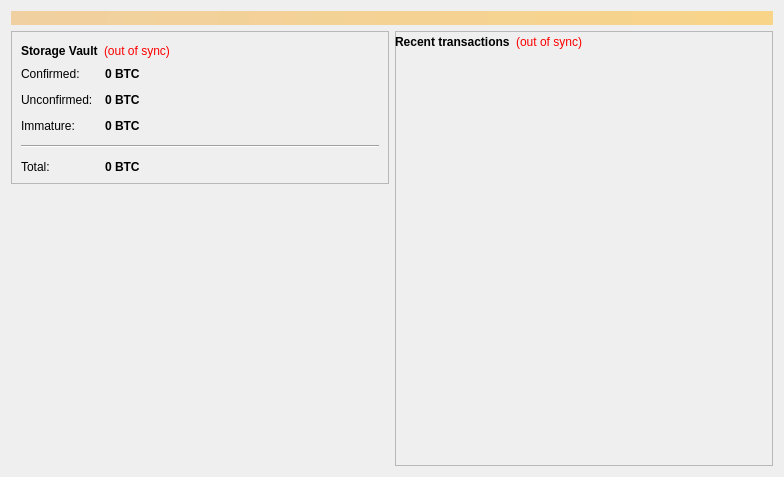
This is src/qt/forms/overviewpage.ui in unobtanium-official/Unobtanium as Qt 5 draws it before an edit. The edited form follows.
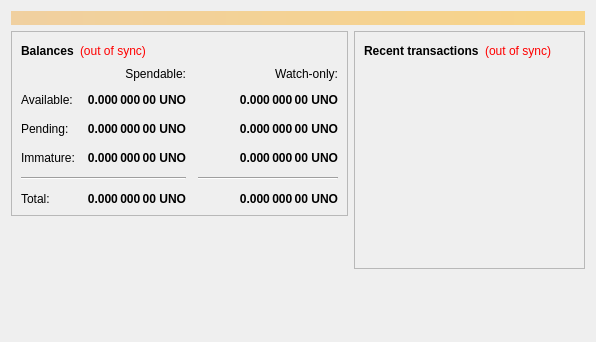
This is the edited form. Icons and pictures are not drawn.

```diff
--- a/src/qt/forms/overviewpage.ui
+++ b/src/qt/forms/overviewpage.ui
@@ -6,8 +6,8 @@
    <rect>
     <x>0</x>
     <y>0</y>
-    <width>784</width>
-    <height>477</height>
+    <width>596</width>
+    <height>342</height>
    </rect>
   </property>
   <property name="windowTitle">
@@ -54,7 +54,7 @@
                </font>
               </property>
               <property name="text">
-               <string>Storage Vault</string>
+               <string>Balances</string>
               </property>
              </widget>
             </item>
@@ -75,7 +75,7 @@
              </widget>
             </item>
             <item>
-             <spacer name="horizontalSpacer_2">
+             <spacer name="horizontalSpacer_3">
               <property name="orientation">
                <enum>Qt::Horizontal</enum>
               </property>
@@ -90,25 +90,12 @@
            </layout>
           </item>
           <item>
-           <layout class="QFormLayout" name="formLayout_2">
-            <property name="fieldGrowthPolicy">
-             <enum>QFormLayout::AllNonFixedFieldsGrow</enum>
-            </property>
-            <property name="horizontalSpacing">
+           <layout class="QGridLayout" name="gridLayout">
+            <property name="spacing">
              <number>12</number>
             </property>
-            <property name="verticalSpacing">
-             <number>12</number>
-            </property>
-            <item row="0" column="0">
-             <widget class="QLabel" name="label">
-              <property name="text">
-               <string>Confirmed:</string>
-              </property>
-             </widget>
-            </item>
-            <item row="0" column="1">
-             <widget class="QLabel" name="labelBalance">
+            <item row="2" column="2">
+             <widget class="QLabel" name="labelWatchPending">
               <property name="font">
                <font>
                 <weight>75</weight>
@@ -122,21 +109,17 @@
                <string>Your current spendable balance</string>
               </property>
               <property name="text">
-               <string notr="true">0 BTC</string>
+               <string notr="true">0.000 000 00 UNO</string>
+              </property>
+              <property name="alignment">
+               <set>Qt::AlignRight|Qt::AlignTrailing|Qt::AlignVCenter</set>
               </property>
               <property name="textInteractionFlags">
                <set>Qt::LinksAccessibleByMouse|Qt::TextSelectableByKeyboard|Qt::TextSelectableByMouse</set>
               </property>
              </widget>
             </item>
-            <item row="1" column="0">
-             <widget class="QLabel" name="label_3">
-              <property name="text">
-               <string>Unconfirmed:</string>
-              </property>
-             </widget>
-            </item>
-            <item row="1" column="1">
+            <item row="2" column="1">
              <widget class="QLabel" name="labelUnconfirmed">
               <property name="font">
                <font>
@@ -151,22 +134,18 @@
                <string>Total of transactions that have yet to be confirmed, and do not yet count toward the spendable balance</string>
               </property>
               <property name="text">
-               <string notr="true">0 BTC</string>
+               <string notr="true">0.000 000 00 UNO</string>
+              </property>
+              <property name="alignment">
+               <set>Qt::AlignRight|Qt::AlignTrailing|Qt::AlignVCenter</set>
               </property>
               <property name="textInteractionFlags">
                <set>Qt::LinksAccessibleByMouse|Qt::TextSelectableByKeyboard|Qt::TextSelectableByMouse</set>
               </property>
              </widget>
             </item>
-            <item row="2" column="0">
-             <widget class="QLabel" name="labelImmatureText">
-              <property name="text">
-               <string>Immature:</string>
-              </property>
-             </widget>
-            </item>
-            <item row="2" column="1">
-             <widget class="QLabel" name="labelImmature">
+            <item row="3" column="2">
+             <widget class="QLabel" name="labelWatchImmature">
               <property name="font">
                <font>
                 <weight>75</weight>
@@ -177,28 +156,95 @@
                <string>Mined balance that has not yet matured</string>
               </property>
               <property name="text">
-               <string notr="true">0 BTC</string>
+               <string notr="true">0.000 000 00 UNO</string>
+              </property>
+              <property name="alignment">
+               <set>Qt::AlignRight|Qt::AlignTrailing|Qt::AlignVCenter</set>
               </property>
               <property name="textInteractionFlags">
                <set>Qt::LinksAccessibleByMouse|Qt::TextSelectableByKeyboard|Qt::TextSelectableByMouse</set>
               </property>
              </widget>
             </item>
-            <item row="3" column="0" colspan="2">
+            <item row="4" column="0" colspan="2">
              <widget class="Line" name="line">
               <property name="orientation">
                <enum>Qt::Horizontal</enum>
               </property>
              </widget>
             </item>
-            <item row="4" column="0">
+            <item row="4" column="2">
+             <widget class="Line" name="lineWatchBalance">
+              <property name="sizePolicy">
+               <sizepolicy hsizetype="Preferred" vsizetype="Fixed">
+                <horstretch>0</horstretch>
+                <verstretch>0</verstretch>
+               </sizepolicy>
+              </property>
+              <property name="minimumSize">
+               <size>
+                <width>140</width>
+                <height>0</height>
+               </size>
+              </property>
+              <property name="orientation">
+               <enum>Qt::Horizontal</enum>
+              </property>
+             </widget>
+            </item>
+            <item row="5" column="0">
              <widget class="QLabel" name="labelTotalText">
               <property name="text">
                <string>Total:</string>
               </property>
              </widget>
             </item>
-            <item row="4" column="1">
+            <item row="3" column="1">
+             <widget class="QLabel" name="labelImmature">
+              <property name="font">
+               <font>
+                <weight>75</weight>
+                <bold>true</bold>
+               </font>
+              </property>
+              <property name="cursor">
+               <cursorShape>IBeamCursor</cursorShape>
+              </property>
+              <property name="toolTip">
+               <string>Mined balance that has not yet matured</string>
+              </property>
+              <property name="text">
+               <string notr="true">0.000 000 00 UNO</string>
+              </property>
+              <property name="alignment">
+               <set>Qt::AlignRight|Qt::AlignTrailing|Qt::AlignVCenter</set>
+              </property>
+              <property name="textInteractionFlags">
+               <set>Qt::LinksAccessibleByMouse|Qt::TextSelectableByKeyboard|Qt::TextSelectableByMouse</set>
+              </property>
+             </widget>
+            </item>
+            <item row="2" column="3">
+             <spacer name="horizontalSpacer_2">
+              <property name="orientation">
+               <enum>Qt::Horizontal</enum>
+              </property>
+              <property name="sizeHint" stdset="0">
+               <size>
+                <width>40</width>
+                <height>20</height>
+               </size>
+              </property>
+             </spacer>
+            </item>
+            <item row="3" column="0">
+             <widget class="QLabel" name="labelImmatureText">
+              <property name="text">
+               <string>Immature:</string>
+              </property>
+             </widget>
+            </item>
+            <item row="5" column="1">
              <widget class="QLabel" name="labelTotal">
               <property name="font">
                <font>
@@ -213,13 +259,125 @@
                <string>Your current total balance</string>
               </property>
               <property name="text">
-               <string notr="true">0 BTC</string>
+               <string notr="true">0.000 000 00 UNO</string>
               </property>
+              <property name="alignment">
+               <set>Qt::AlignRight|Qt::AlignTrailing|Qt::AlignVCenter</set>
+              </property>
               <property name="textInteractionFlags">
                <set>Qt::LinksAccessibleByMouse|Qt::TextSelectableByKeyboard|Qt::TextSelectableByMouse</set>
               </property>
              </widget>
             </item>
+            <item row="5" column="2">
+             <widget class="QLabel" name="labelWatchTotal">
+              <property name="font">
+               <font>
+                <weight>75</weight>
+                <bold>true</bold>
+               </font>
+              </property>
+              <property name="cursor">
+               <cursorShape>IBeamCursor</cursorShape>
+              </property>
+              <property name="toolTip">
+               <string>Current total balance in watch-only addresses</string>
+              </property>
+              <property name="text">
+               <string notr="true">0.000 000 00 UNO</string>
+              </property>
+              <property name="alignment">
+               <set>Qt::AlignRight|Qt::AlignTrailing|Qt::AlignVCenter</set>
+              </property>
+              <property name="textInteractionFlags">
+               <set>Qt::LinksAccessibleByMouse|Qt::TextSelectableByKeyboard|Qt::TextSelectableByMouse</set>
+              </property>
+             </widget>
+            </item>
+            <item row="0" column="2">
+             <widget class="QLabel" name="labelWatchonly">
+              <property name="text">
+               <string>Watch-only:</string>
+              </property>
+              <property name="alignment">
+               <set>Qt::AlignRight|Qt::AlignTrailing|Qt::AlignVCenter</set>
+              </property>
+             </widget>
+            </item>
+            <item row="1" column="0">
+             <widget class="QLabel" name="labelBalanceText">
+              <property name="text">
+               <string>Available:</string>
+              </property>
+             </widget>
+            </item>
+            <item row="1" column="1">
+             <widget class="QLabel" name="labelBalance">
+              <property name="font">
+               <font>
+                <weight>75</weight>
+                <bold>true</bold>
+               </font>
+              </property>
+              <property name="cursor">
+               <cursorShape>IBeamCursor</cursorShape>
+              </property>
+              <property name="toolTip">
+               <string>Your current spendable balance</string>
+              </property>
+              <property name="text">
+               <string notr="true">0.000 000 00 UNO</string>
+              </property>
+              <property name="alignment">
+               <set>Qt::AlignRight|Qt::AlignTrailing|Qt::AlignVCenter</set>
+              </property>
+              <property name="textInteractionFlags">
+               <set>Qt::LinksAccessibleByMouse|Qt::TextSelectableByKeyboard|Qt::TextSelectableByMouse</set>
+              </property>
+             </widget>
+            </item>
+            <item row="1" column="2">
+             <widget class="QLabel" name="labelWatchAvailable">
+              <property name="font">
+               <font>
+                <weight>75</weight>
+                <bold>true</bold>
+               </font>
+              </property>
+              <property name="cursor">
+               <cursorShape>IBeamCursor</cursorShape>
+              </property>
+              <property name="toolTip">
+               <string>Your current balance in watch-only addresses</string>
+              </property>
+              <property name="text">
+               <string notr="true">0.000 000 00 UNO</string>
+              </property>
+              <property name="alignment">
+               <set>Qt::AlignRight|Qt::AlignTrailing|Qt::AlignVCenter</set>
+              </property>
+              <property name="textInteractionFlags">
+               <set>Qt::LinksAccessibleByMouse|Qt::TextSelectableByKeyboard|Qt::TextSelectableByMouse</set>
+              </property>
+             </widget>
+            </item>
+            <item row="2" column="0">
+             <widget class="QLabel" name="labelPendingText">
+              <property name="text">
+               <string>Pending:</string>
+              </property>
+             </widget>
+            </item>
+            <item row="0" column="1">
+             <widget class="QLabel" name="labelSpendable">
+              <property name="text">
+               <string>Spendable:</string>
+              </property>
+              <property name="alignment">
+               <set>Qt::AlignRight|Qt::AlignTrailing|Qt::AlignVCenter</set>
+              </property>
+             </widget>
+            </item>
            </layout>
           </item>
          </layout>
@@ -238,16 +396,6 @@
          </property>
         </spacer>
        </item>
-       <item>
-        <widget class="QLabel" name="label_2">
-         <property name="text">
-          <string/>
-         </property>
-         <property name="pixmap">
-          <pixmap resource="../bitcoin.qrc">:/icons/bitcoin</pixmap>
-         </property>
-        </widget>
-       </item>
       </layout>
      </item>
      <item>
@@ -260,100 +408,91 @@
          <property name="frameShadow">
           <enum>QFrame::Raised</enum>
          </property>
-         <widget class="QListView" name="listTransactions">
-          <property name="geometry">
-           <rect>
-            <x>13</x>
-            <y>45</y>
-            <width>351</width>
-            <height>281</height>
-           </rect>
-          </property>
-          <property name="styleSheet">
-           <string notr="true">QListView { background: transparent; }</string>
-          </property>
-          <property name="frameShape">
-           <enum>QFrame::NoFrame</enum>
-          </property>
-          <property name="verticalScrollBarPolicy">
-           <enum>Qt::ScrollBarAlwaysOff</enum>
-          </property>
-          <property name="horizontalScrollBarPolicy">
-           <enum>Qt::ScrollBarAlwaysOff</enum>
-          </property>
-          <property name="selectionMode">
-           <enum>QAbstractItemView::NoSelection</enum>
-          </property>
-         </widget>
-         <widget class="QLabel" name="label_6">
-          <property name="geometry">
-           <rect>
-            <x>180</x>
-            <y>150</y>
-            <width>201</width>
-            <height>311</height>
-           </rect>
-          </property>
-          <property name="text">
-           <string/>
-          </property>
-          <property name="pixmap">
-           <pixmap resource="../bitcoin.qrc">:/images/splash_testnet</pixmap>
-          </property>
-         </widget>
-         <widget class="QWidget" name="layoutWidget">
-          <property name="geometry">
-           <rect>
-            <x>0</x>
-            <y>0</y>
-            <width>255</width>
-            <height>22</height>
-           </rect>
-          </property>
-          <layout class="QHBoxLayout" name="horizontalLayout_2">
-           <item>
-            <widget class="QLabel" name="label_4">
-             <property name="text">
-              <string>&lt;b&gt;Recent transactions&lt;/b&gt;</string>
-             </property>
-            </widget>
-           </item>
-           <item>
-            <widget class="QLabel" name="labelTransactionsStatus">
-             <property name="toolTip">
-              <string>The displayed information may be out of date. Your wallet automatically synchronizes with the Unobtanium network after a connection is established, but this process has not completed yet.</string>
-             </property>
-             <property name="styleSheet">
-              <string notr="true">QLabel { color: red; }</string>
-             </property>
-             <property name="text">
-              <string notr="true">(out of sync)</string>
-             </property>
-             <property name="alignment">
-              <set>Qt::AlignRight|Qt::AlignTrailing|Qt::AlignVCenter</set>
-             </property>
-            </widget>
-           </item>
-           <item>
-            <spacer name="horizontalSpacer">
-             <property name="orientation">
-              <enum>Qt::Horizontal</enum>
-             </property>
-             <property name="sizeHint" stdset="0">
-              <size>
-               <width>40</width>
-               <height>20</height>
-              </size>
-             </property>
-            </spacer>
-           </item>
-          </layout>
-         </widget>
-         <zorder>label_6</zorder>
-         <zorder>listTransactions</zorder>
-         <zorder>layoutWidget</zorder>
+         <layout class="QVBoxLayout" name="verticalLayout">
+          <item>
+           <layout class="QHBoxLayout" name="horizontalLayout_2">
+            <item>
+             <widget class="QLabel" name="label_4">
+              <property name="font">
+               <font>
+                <weight>75</weight>
+                <bold>true</bold>
+               </font>
+              </property>
+              <property name="text">
+               <string>Recent transactions</string>
+              </property>
+             </widget>
+            </item>
+            <item>
+             <widget class="QLabel" name="labelTransactionsStatus">
+              <property name="cursor">
+               <cursorShape>WhatsThisCursor</cursorShape>
+              </property>
+              <property name="toolTip">
+               <string>The displayed information may be out of date. Your wallet automatically synchronizes with the Unobtanium network after a connection is established, but this process has not completed yet.</string>
+              </property>
+              <property name="styleSheet">
+               <string notr="true">QLabel { color: red; }</string>
+              </property>
+              <property name="text">
+               <string notr="true">(out of sync)</string>
+              </property>
+              <property name="alignment">
+               <set>Qt::AlignRight|Qt::AlignTrailing|Qt::AlignVCenter</set>
+              </property>
+             </widget>
+            </item>
+            <item>
+             <spacer name="horizontalSpacer">
+              <property name="orientation">
+               <enum>Qt::Horizontal</enum>
+              </property>
+              <property name="sizeHint" stdset="0">
+               <size>
+                <width>40</width>
+                <height>20</height>
+               </size>
+              </property>
+             </spacer>
+            </item>
+           </layout>
+          </item>
+          <item>
+           <widget class="QListView" name="listTransactions">
+            <property name="styleSheet">
+             <string notr="true">QListView { background: transparent; }</string>
+            </property>
+            <property name="frameShape">
+             <enum>QFrame::NoFrame</enum>
+            </property>
+            <property name="verticalScrollBarPolicy">
+             <enum>Qt::ScrollBarAlwaysOff</enum>
+            </property>
+            <property name="horizontalScrollBarPolicy">
+             <enum>Qt::ScrollBarAlwaysOff</enum>
+            </property>
+            <property name="selectionMode">
+             <enum>QAbstractItemView::NoSelection</enum>
+            </property>
+           </widget>
+          </item>
+         </layout>
         </widget>
        </item>
+       <item>
+        <spacer name="verticalSpacer_2">
+         <property name="orientation">
+          <enum>Qt::Vertical</enum>
+         </property>
+         <property name="sizeHint" stdset="0">
+          <size>
+           <width>20</width>
+           <height>40</height>
+          </size>
+         </property>
+        </spacer>
+       </item>
       </layout>
      </item>
     </layout>
```
Left out of the diff: 14 changed lines with no effect on the pictures.
